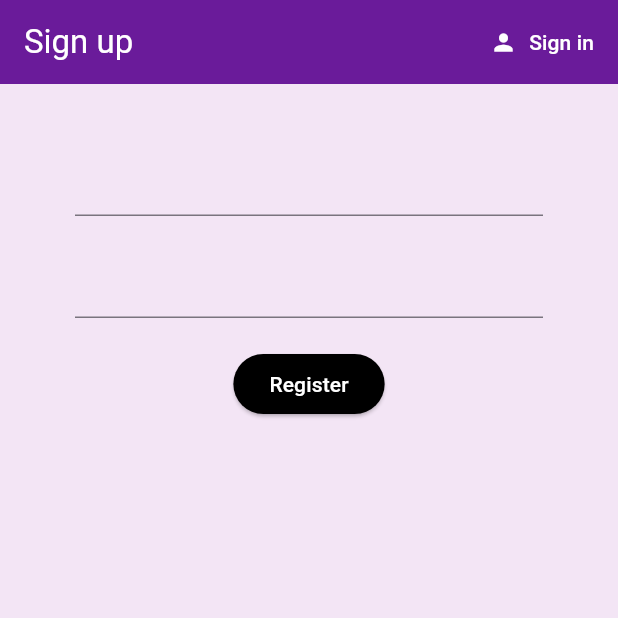
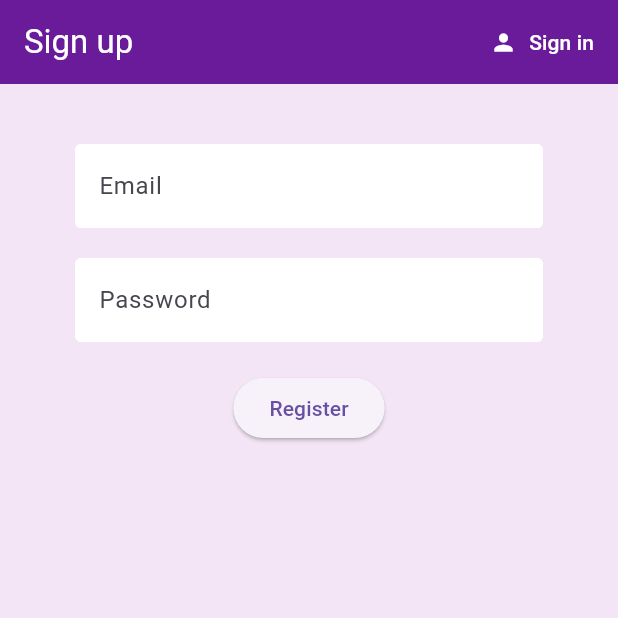
Before and after one commit to mnymkz/Winetopia, a Flutter app: the screen it shows after launch, after a tap on "Sign in", after a tap on "Register", on a phone screen of 412 x 824 dp, the top half of it. Run offline on Flutter 3.47's test engine with Material 3 defaults, Android fonts, the light colour scheme and no system bars; our stand-ins replace firebase_auth, firebase_core; accounts and stored records are empty; network calls fail.

Commit message:
feat: Form decoration in shared/constants.dart

```diff
--- a/lib/screens/authenticate/register.dart
+++ b/lib/screens/authenticate/register.dart
@@ -2,6 +2,7 @@ import 'package:flutter/foundation.dart';
 import 'package:flutter/widgets.dart';
 import 'package:flutter/material.dart';
 import 'package:winetopia/services/auth.dart';
+import 'package:winetopia/shared/constants.dart';
 
 class Register extends StatefulWidget {
 
@@ -53,6 +54,7 @@ class _RegisterState extends State<Register> {
             children: <Widget>[
               SizedBox(height: 20.0,),
               TextFormField(
+                decoration: textImportDecoration.copyWith(hintText: 'Email'), //details in shared/constants.dart
                 validator:(val) => val!.isEmpty ? 'Enter an email' : null,
                 //every time the text field in the form have a change, this function is triggered
                 onChanged: (val){
@@ -63,6 +65,7 @@ class _RegisterState extends State<Register> {
               ),
               SizedBox(height: 20.0,),
               TextFormField(
+                decoration: textImportDecoration.copyWith(hintText: 'Password'),
                 obscureText: true, //hiding the text (for password)
                 validator:(val) => val!.length < 6 ? 'Password need to have more than 6 characters' : null,
                 onChanged: (val){
@@ -74,7 +77,7 @@ class _RegisterState extends State<Register> {
               SizedBox(height: 20.0,),
               ElevatedButton(
                 style: ElevatedButton.styleFrom(
-                  backgroundColor: Colors.black
+                  //backgroundColor: Colors.black
                 ),
                 onPressed: () async{
                   if(_formKey.currentState!.validate()){
@@ -88,7 +91,7 @@ class _RegisterState extends State<Register> {
                 },
                 child: Text(
                   'Register',
-                  style: TextStyle(color: Colors.white)
+                  //style: TextStyle(color: Colors.white)
                 ),
               ),
               SizedBox(height: 20.0,),
--- a/lib/screens/authenticate/sign_in.dart
+++ b/lib/screens/authenticate/sign_in.dart
@@ -1,6 +1,7 @@
 import 'package:flutter/material.dart';
 import 'package:flutter/widgets.dart';
 import 'package:winetopia/services/auth.dart';
+import 'package:winetopia/shared/constants.dart';
 
 class SignIn extends StatefulWidget {
   final Function toggleView;
@@ -49,6 +50,7 @@ class _SignInState extends State<SignIn> {
             children: <Widget>[
               SizedBox(height: 20.0,),
               TextFormField(
+                decoration: textImportDecoration.copyWith(hintText: 'Email'),
                 validator:(val) => val!.isEmpty ? 'Enter an email' : null,
                 //every time the text field in the form have a change, this function is triggered
                 onChanged: (val){
@@ -59,6 +61,7 @@ class _SignInState extends State<SignIn> {
               ),
               SizedBox(height: 20.0,),
               TextFormField(
+                decoration: textImportDecoration.copyWith(hintText: 'Password'),
                 validator:(val) => val!.isEmpty ? 'Enter a password' : null,
                 obscureText: true, //hiding the text (for password)
                 onChanged: (val){
@@ -74,7 +77,7 @@ class _SignInState extends State<SignIn> {
                 children: <Widget>[
                   ElevatedButton(
                     style: ElevatedButton.styleFrom(
-                      backgroundColor: Colors.black
+                      //backgroundColor: Colors.black
                     ),
                     onPressed: () async{
                       if(_formKey.currentState!.validate()){
@@ -88,7 +91,7 @@ class _SignInState extends State<SignIn> {
                     },
                     child: Text(
                       'Sign in',
-                      style: TextStyle(color: Colors.white)
+                      //style: TextStyle(color: Colors.white)
                     ),
                   ),
 
--- /dev/null
+++ b/lib/shared/constants.dart
@@ -0,0 +1,12 @@
+import 'package:flutter/material.dart';
+
+const textImportDecoration = InputDecoration(
+  fillColor: Colors.white,
+  filled: true,
+  enabledBorder: OutlineInputBorder(
+    borderSide: BorderSide(color: Colors.white, width: 2.0),
+  ),
+  focusedBorder: OutlineInputBorder(
+    borderSide: BorderSide(color: Colors.pinkAccent, width: 2.0),
+  ),
+);
```
